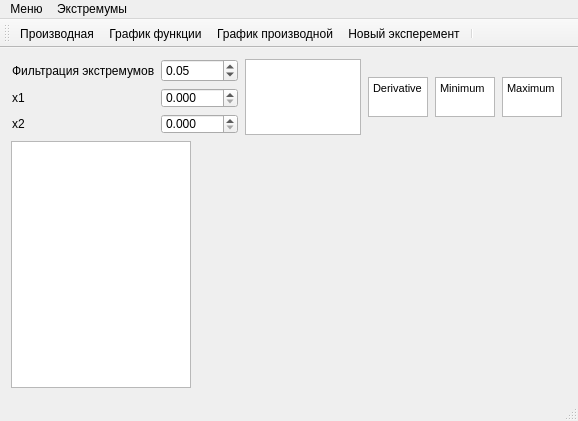
Old version of the form mainwindow.ui in the repository Kortesss/NO3.
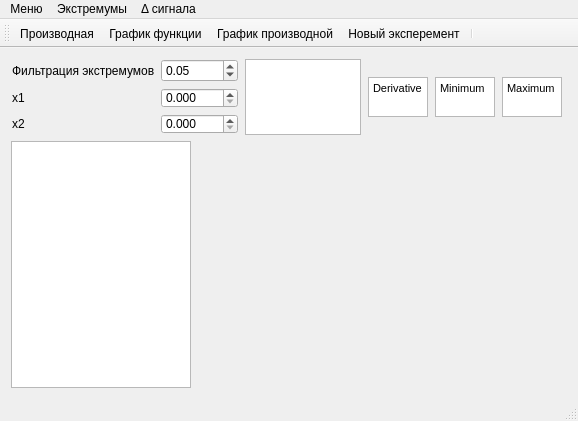
New version of the form. Icons and pictures are not drawn. Custom widgets are drawn as their Qt base class.

Commit message: Добавил функцию на новой форме расчета дельты сигнала

Patch:
```diff
--- a/mainwindow.ui
+++ b/mainwindow.ui
@@ -250,8 +250,15 @@
     <addaction name="action_7"/>
     <addaction name="menu_3"/>
    </widget>
+   <widget class="QMenu" name="menu_4">
+    <property name="title">
+     <string>Δ сигнала</string>
+    </property>
+    <addaction name="action_delta"/>
+   </widget>
    <addaction name="menu"/>
    <addaction name="menu_2"/>
+   <addaction name="menu_4"/>
   </widget>
   <widget class="QToolBar" name="mainToolBar">
    <attribute name="toolBarArea">
```
Left out of the diff: 23 changed lines with no effect on the pictures. The commit also changes 16 other files.
